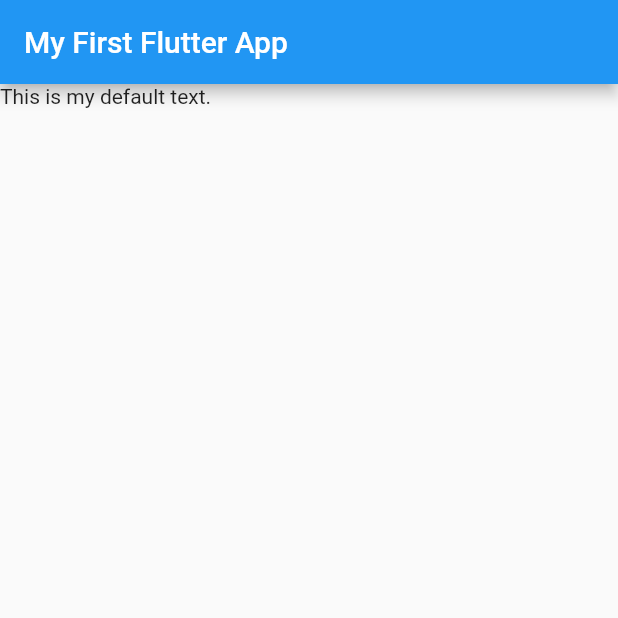
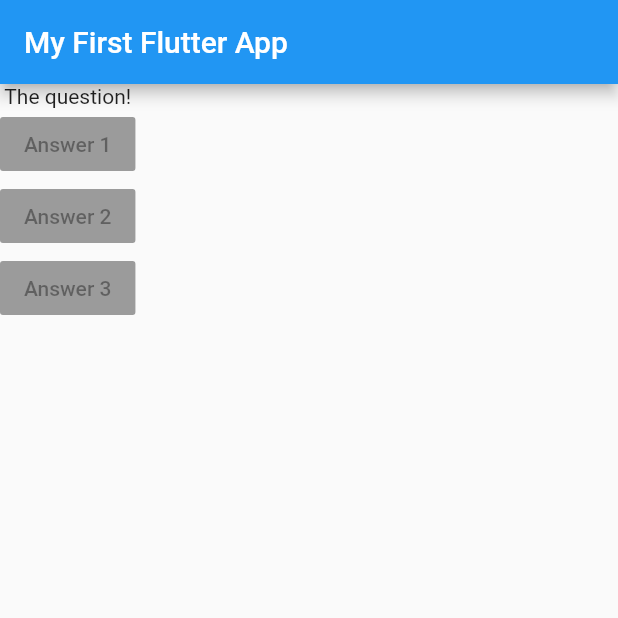
Before and after one commit to DarkoPG27/FLUTTER, a Flutter app: the screen it shows after launch, on a phone screen of 412 x 824 dp, the top half of it. Run offline on Flutter 3.47's test engine with Material 2 defaults, Android fonts, the phone set to English and light mode, and no system bars.

Commit message:
Addin Layout Widgets

```diff
--- a/lib/main.dart
+++ b/lib/main.dart
@@ -1,20 +1,37 @@
 import 'package:flutter/material.dart';
-
-/* void main() {
-  runApp(MyApp());
-} */
 
 void main() => runApp(MyApp());
 
 class MyApp extends StatelessWidget {
   @override
   Widget build(BuildContext context) {
+    var questions = [
+      'What is your favorit color?',
+      'What is your favorite animal?'
+    ];
+
     return MaterialApp(
       home: Scaffold(
         appBar: AppBar(
           title: Text('My First Flutter App'),
         ),
-        body: Text('This is my default text.'),
+        body: Column(
+          children: <Widget>[
+            Text('The question!'),
+            RaisedButton(
+              child: Text('Answer 1'),
+              onPressed: null,
+            ),
+            RaisedButton(
+              child: Text('Answer 2'),
+              onPressed: null,
+            ),
+            RaisedButton(
+              child: Text('Answer 3'),
+              onPressed: null,
+            ),
+          ],
+        ),
       ),
     );
   }
```
